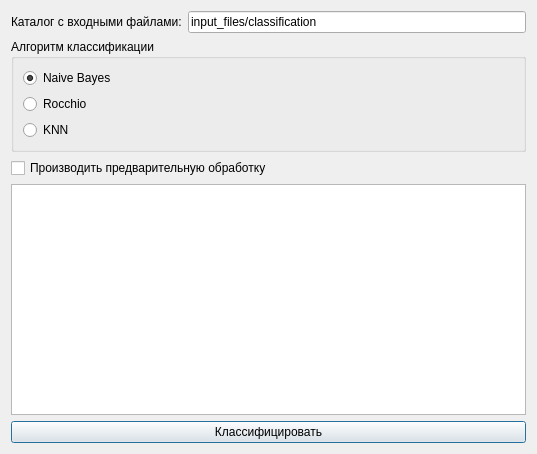
The window that sources/DialogConfigClassification.ui (AndreyTulyakov/TextStageProcessor) describes before a commit, drawn with Qt 5.
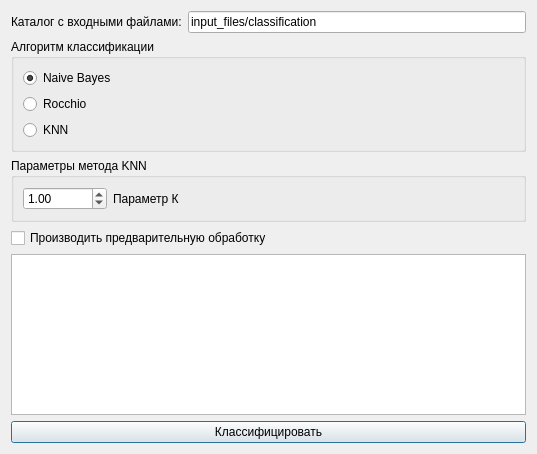
The same window after the commit.

Commit message: Добавил в классификацию КНН параметр К + Кластеризацию вынес в отдельный поток.

The edit to the form file:
```diff
--- a/sources/DialogConfigClassification.ui
+++ b/sources/DialogConfigClassification.ui
@@ -65,6 +65,49 @@
      </layout>
     </widget>
    </item>
+   <item>
+    <widget class="QGroupBox" name="groupBox_KNN">
+     <property name="title">
+      <string>Параметры метода KNN</string>
+     </property>
+     <layout class="QVBoxLayout" name="verticalLayout_3">
+      <item>
+       <layout class="QHBoxLayout" name="horizontalLayoutKNN">
+        <item>
+         <widget class="QDoubleSpinBox" name="doubleSpinBox_KNN_K">
+          <property name="maximum">
+           <double>99999999.000000000000000</double>
+          </property>
+          <property name="value">
+           <double>1.000000000000000</double>
+          </property>
+         </widget>
+        </item>
+        <item>
+         <widget class="QLabel" name="label_2">
+          <property name="text">
+           <string>Параметр К</string>
+          </property>
+         </widget>
+        </item>
+        <item>
+         <spacer name="horizontalSpacer">
+          <property name="orientation">
+           <enum>Qt::Horizontal</enum>
+          </property>
+          <property name="sizeHint" stdset="0">
+           <size>
+            <width>40</width>
+            <height>20</height>
+           </size>
+          </property>
+         </spacer>
+        </item>
+       </layout>
+      </item>
+     </layout>
+    </widget>
+   </item>
    <item>
     <widget class="QCheckBox" name="checkBoxNeedPreprocessing">
      <property name="text">
```
The commit also changes 3 other files.
